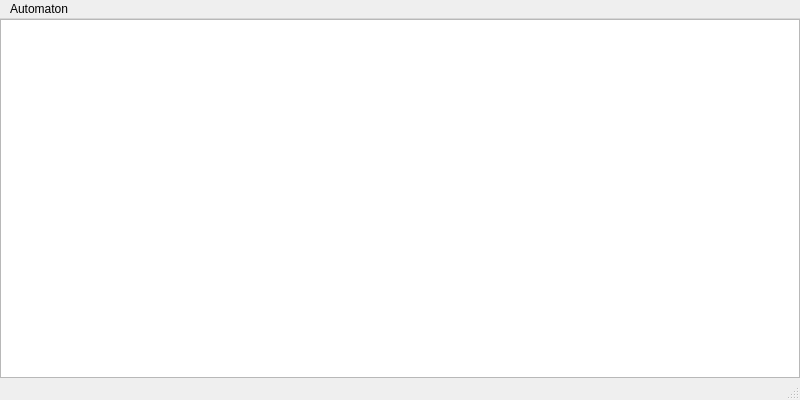
ryandancy/cellular-automata, file src/mainwindow.ui: the form before one commit.
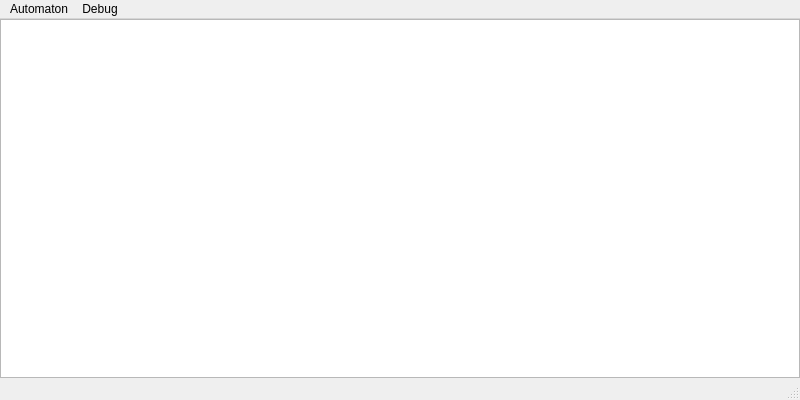
The form after the commit.

Patch:
```diff
--- a/src/mainwindow.ui
+++ b/src/mainwindow.ui
@@ -81,7 +81,14 @@
         <addaction name="actionPause"/>
         <addaction name="actionReset"/>
       </widget>
+      <widget class="QMenu" name="menuDebug">
+        <property name="title">
+          <string>Debug</string>
+        </property>
+        <addaction name="actionShowChunkBoundaries"/>
+      </widget>
       <addaction name="menuAutomaton"/>
+      <addaction name="menuDebug"/>
     </widget>
     <widget class="QStatusBar" name="statusBar"/>
     <action name="actionNextGeneration">
```
Left out of the diff: 8 changed lines with no effect on the pictures.
